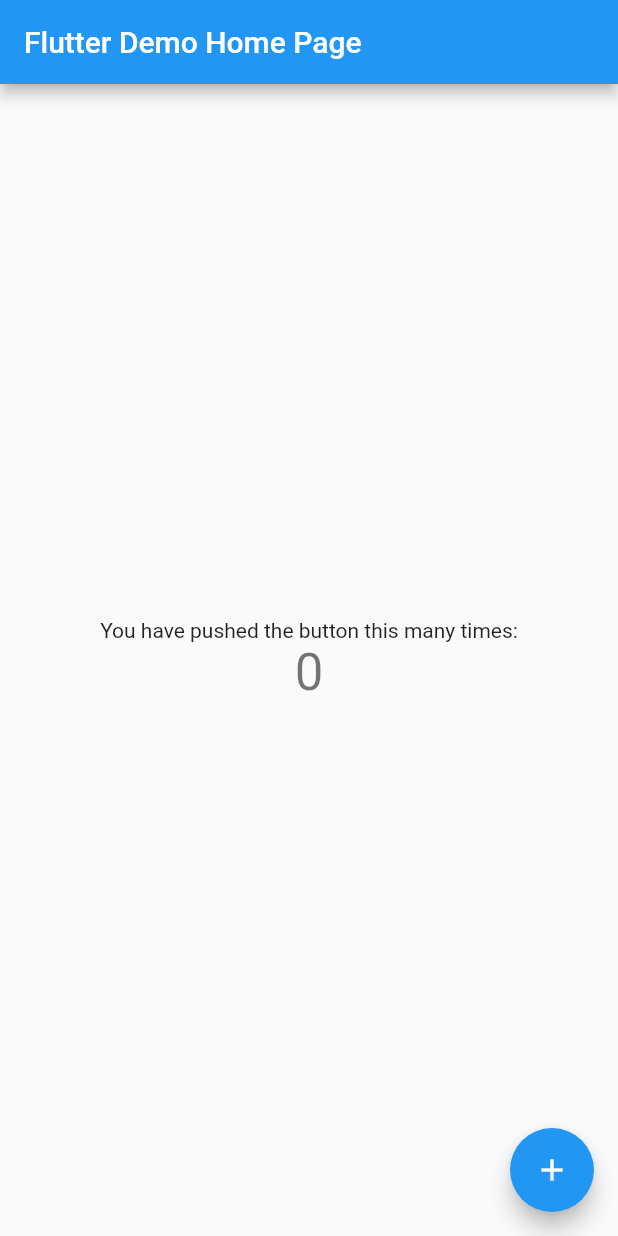
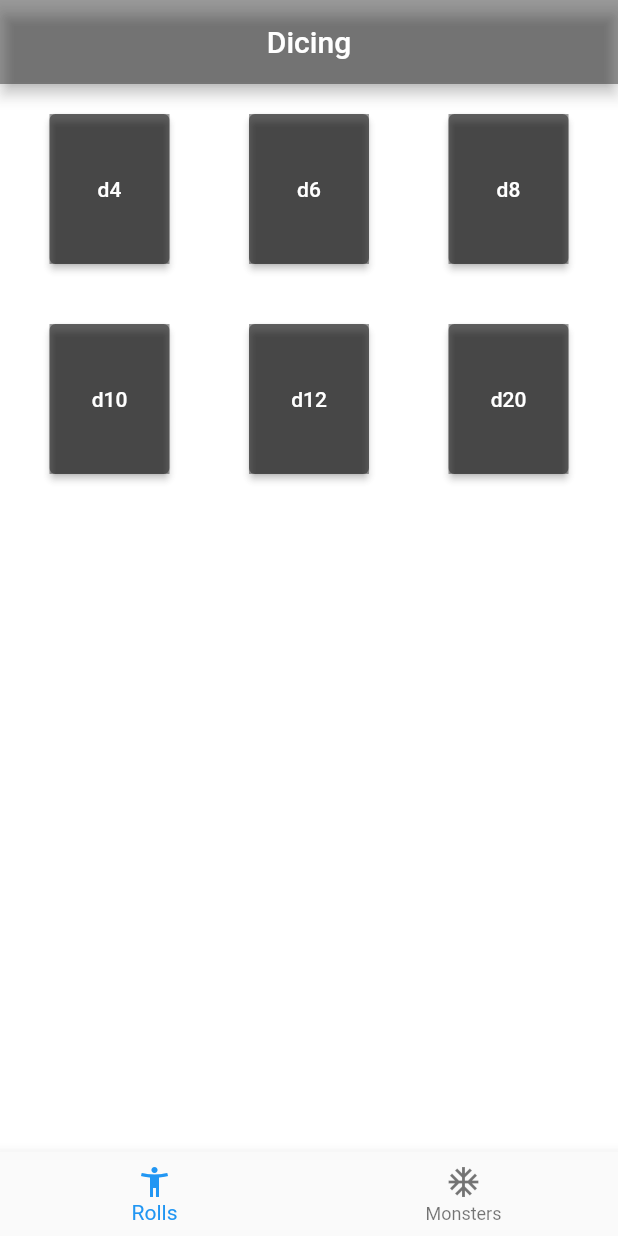
Before and after one commit to lucasac04/First_Flutter_Project, a Flutter app: the screen it shows after launch, on a phone screen of 412 x 824 dp. Run offline on Flutter 3.47's test engine with Material 2 defaults, Android fonts, the phone set to English and light mode, and no system bars.

Commit message:
Funcional dice buttons

```diff
--- /dev/null
+++ b/lib/Pages/home_page.dart
@@ -0,0 +1,61 @@
+import 'package:flutter/material.dart';
+import 'package:teste/Pages/pagesViews/PageRolls.dart';
+
+class HomePage extends StatefulWidget {
+  @override
+  State<HomePage> createState() => _HomePageState();
+}
+
+class _HomePageState extends State<HomePage> {
+  PageController _pageController = new PageController();
+  int indexBottomNavigationBar = 0;
+  @override
+  Widget build(BuildContext context) {
+    final height = MediaQuery
+        .of(context)
+        .size
+        .height;
+    final width = MediaQuery
+        .of(context)
+        .size
+        .width;
+
+    return Scaffold(
+      backgroundColor: Colors.white70,
+      // esqueleto
+      appBar: AppBar(
+        title: const Text('Dicing'),
+        centerTitle: true,
+        backgroundColor: Colors.black38,
+      ),
+      body: PageView(
+        controller: _pageController,
+        children: [
+          PageRolls(),
+          Container(
+            color: Colors.green,
+          )
+        ],
+      ),
+      bottomNavigationBar: BottomNavigationBar(
+          currentIndex: indexBottomNavigationBar,
+          onTap: (int index) {
+            setState(() {
+              indexBottomNavigationBar = index;
+            });
+            _pageController.animateToPage(index,
+                duration: const Duration(milliseconds: 300), curve: Curves.ease);
+          },
+          items: const [
+            BottomNavigationBarItem(
+              icon: Icon(Icons.accessibility_new_sharp),
+              label: 'Rolls',
+            ),
+            BottomNavigationBarItem(
+              icon: Icon(Icons.ac_unit_sharp),
+              label: 'Monsters',
+            )
+          ]),
+    );
+  }
+}
--- /dev/null
+++ b/lib/Pages/pagesViews/PageRolls.dart
@@ -0,0 +1,133 @@
+import 'dart:math';
+
+import 'package:flutter/material.dart';
+
+class PageRolls extends StatefulWidget {
+  @override
+  State<PageRolls> createState() => _PageRolls();
+}
+
+class _PageRolls extends State<PageRolls> {
+  rollD20() {
+    return Random().nextInt(20) + 1;
+  }
+
+  @override
+  Widget build(BuildContext context) {
+    Future openDialog(int result) => showDialog(
+        context: context,
+        builder: (context) => AlertDialog(
+            backgroundColor: Colors.white,
+            title: const Text('Resultado do Roll:'),
+            content: Container(
+              margin: const EdgeInsets.all(20),
+              height: 200,
+              width: 160,
+              child: Center(
+                child: Text(
+                  '$result',
+                  style: const TextStyle(fontSize: 42),
+                ),
+              ),
+            )));
+    return Column(
+      crossAxisAlignment: CrossAxisAlignment.stretch,
+      children: [
+        Row(
+          mainAxisAlignment: MainAxisAlignment.spaceEvenly,
+          children: [
+            Container(
+              margin: const EdgeInsets.all(20),
+              height: 100,
+              width: 80,
+              color: Colors.black38,
+              child: ElevatedButton(
+                style:
+                    ElevatedButton.styleFrom(backgroundColor: Colors.black38),
+                onPressed: () {
+                  openDialog(Random().nextInt(4) + 1);
+                },
+                child: const Text('d4'),
+              ),
+            ),
+            Container(
+              margin: const EdgeInsets.all(20),
+              height: 100,
+              width: 80,
+              color: Colors.black38,
+              child: ElevatedButton(
+                style:
+                    ElevatedButton.styleFrom(backgroundColor: Colors.black38),
+                onPressed: () {
+                  openDialog(Random().nextInt(6) + 1);
+                },
+                child: const Text('d6'),
+              ),
+            ),
+            Container(
+              margin: const EdgeInsets.all(20),
+              height: 100,
+              width: 80,
+              color: Colors.black38,
+              child: ElevatedButton(
+                style:
+                    ElevatedButton.styleFrom(backgroundColor: Colors.black38),
+                onPressed: () {
+                  openDialog(Random().nextInt(8) + 1);
+                },
+                child: const Text('d8'),
+              ),
+            ),
+          ],
+        ),
+        Row(
+          mainAxisAlignment: MainAxisAlignment.spaceEvenly,
+          children: [
+            Container(
+              margin: const EdgeInsets.all(20),
+              height: 100,
+              width: 80,
+              color: Colors.black38,
+              child: ElevatedButton(
+                style:
+                    ElevatedButton.styleFrom(backgroundColor: Colors.black38),
+                onPressed: () {
+                  openDialog(Random().nextInt(10) + 1);
+                },
+                child: const Text('d10'),
+              ),
+            ),
+            Container(
+              margin: const EdgeInsets.all(20),
+              height: 100,
+              width: 80,
+              color: Colors.black38,
+              child: ElevatedButton(
+                style:
+                    ElevatedButton.styleFrom(backgroundColor: Colors.black38),
+                onPressed: () {
+                  openDialog(Random().nextInt(12) + 1);
+                },
+                child: const Text('d12'),
+              ),
+            ),
+            Container(
+              margin: const EdgeInsets.all(20),
+              height: 100,
+              width: 80,
+              color: Colors.black38,
+              child: ElevatedButton(
+                style:
+                    ElevatedButton.styleFrom(backgroundColor: Colors.black38),
+                onPressed: () {
+                  openDialog(Random().nextInt(20) + 1);
+                },
+                child: const Text('d20'),
+              ),
+            ),
+          ],
+        )
+      ],
+    );
+  }
+}
--- a/lib/main.dart
+++ b/lib/main.dart
@@ -1,115 +1,22 @@
 import 'package:flutter/material.dart';
+
+import 'Pages/home_page.dart';
 
 void main() {
   runApp(const MyApp());
 }
 
 class MyApp extends StatelessWidget {
-  const MyApp({super.key});
+  const MyApp({Key? key}) : super(key: key);
 
-  // This widget is the root of your application.
   @override
   Widget build(BuildContext context) {
     return MaterialApp(
-      title: 'Flutter Demo',
+      debugShowCheckedModeBanner: false,
       theme: ThemeData(
-        // This is the theme of your application.
-        //
-        // Try running your application with "flutter run". You'll see the
-        // application has a blue toolbar. Then, without quitting the app, try
-        // changing the primarySwatch below to Colors.green and then invoke
-        // "hot reload" (press "r" in the console where you ran "flutter run",
-        // or simply save your changes to "hot reload" in a Flutter IDE).
-        // Notice that the counter didn't reset back to zero; the application
-        // is not restarted.
-        primarySwatch: Colors.blue,
+        primaryColor: Colors.green,
       ),
-      home: const MyHomePage(title: 'Flutter Demo Home Page'),
+      home: HomePage(),
     );
   }
 }
-
-class MyHomePage extends StatefulWidget {
-  const MyHomePage({super.key, required this.title});
-
-  // This widget is the home page of your application. It is stateful, meaning
-  // that it has a State object (defined below) that contains fields that affect
-  // how it looks.
-
-  // This class is the configuration for the state. It holds the values (in this
-  // case the title) provided by the parent (in this case the App widget) and
-  // used by the build method of the State. Fields in a Widget subclass are
-  // always marked "final".
-
-  final String title;
-
-  @override
-  State<MyHomePage> createState() => _MyHomePageState();
-}
-
-class _MyHomePageState extends State<MyHomePage> {
-  int _counter = 0;
-
-  void _incrementCounter() {
-    setState(() {
-      // This call to setState tells the Flutter framework that something has
-      // changed in this State, which causes it to rerun the build method below
-      // so that the display can reflect the updated values. If we changed
-      // _counter without calling setState(), then the build method would not be
-      // called again, and so nothing would appear to happen.
-      _counter++;
-    });
-  }
-
-  @override
-  Widget build(BuildContext context) {
-    // This method is rerun every time setState is called, for instance as done
-    // by the _incrementCounter method above.
-    //
-    // The Flutter framework has been optimized to make rerunning build methods
-    // fast, so that you can just rebuild anything that needs updating rather
-    // than having to individually change instances of widgets.
-    return Scaffold(
-      appBar: AppBar(
-        // Here we take the value from the MyHomePage object that was created by
-        // the App.build method, and use it to set our appbar title.
-        title: Text(widget.title),
-      ),
-      body: Center(
-        // Center is a layout widget. It takes a single child and positions it
-        // in the middle of the parent.
-        child: Column(
-          // Column is also a layout widget. It takes a list of children and
-          // arranges them vertically. By default, it sizes itself to fit its
-          // children horizontally, and tries to be as tall as its parent.
-          //
-          // Invoke "debug painting" (press "p" in the console, choose the
-          // "Toggle Debug Paint" action from the Flutter Inspector in Android
-          // Studio, or the "Toggle Debug Paint" command in Visual Studio Code)
-          // to see the wireframe for each widget.
-          //
-          // Column has various properties to control how it sizes itself and
-          // how it positions its children. Here we use mainAxisAlignment to
-          // center the children vertically; the main axis here is the vertical
-          // axis because Columns are vertical (the cross axis would be
-          // horizontal).
-          mainAxisAlignment: MainAxisAlignment.center,
-          children: <Widget>[
-            const Text(
-              'You have pushed the button this many times:',
-            ),
-            Text(
-              '$_counter',
-              style: Theme.of(context).textTheme.headline4,
-            ),
-          ],
-        ),
-      ),
-      floatingActionButton: FloatingActionButton(
-        onPressed: _incrementCounter,
-        tooltip: 'Increment',
-        child: const Icon(Icons.add),
-      ), // This trailing comma makes auto-formatting nicer for build methods.
-    );
-  }
-}
```
